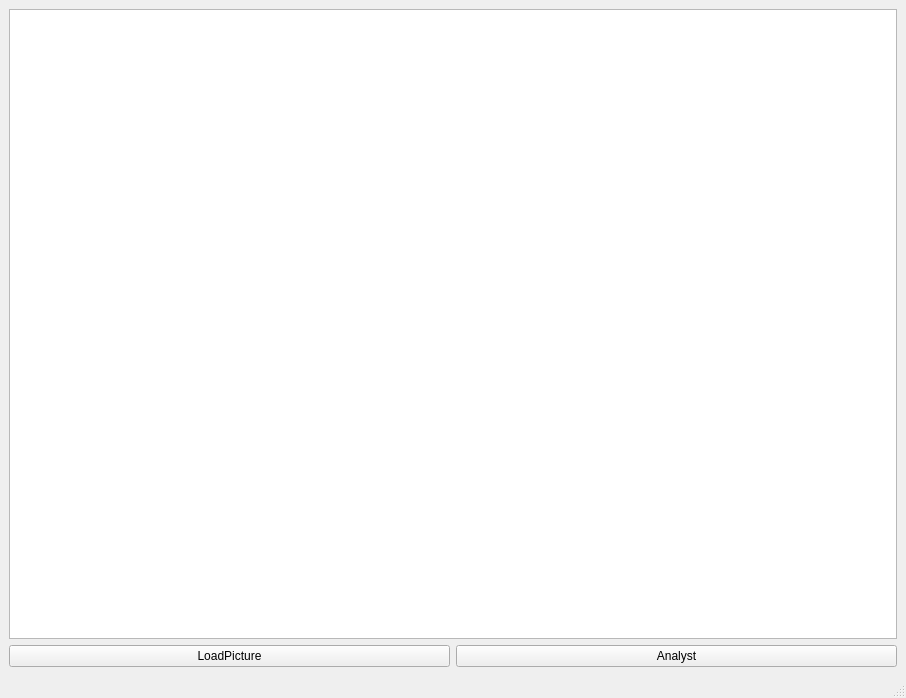
Above: AlgorithmDemo/MainWindowUI.ui from EddyXieFalcon/ColorAnalyst before the change. Below: the same form after it.
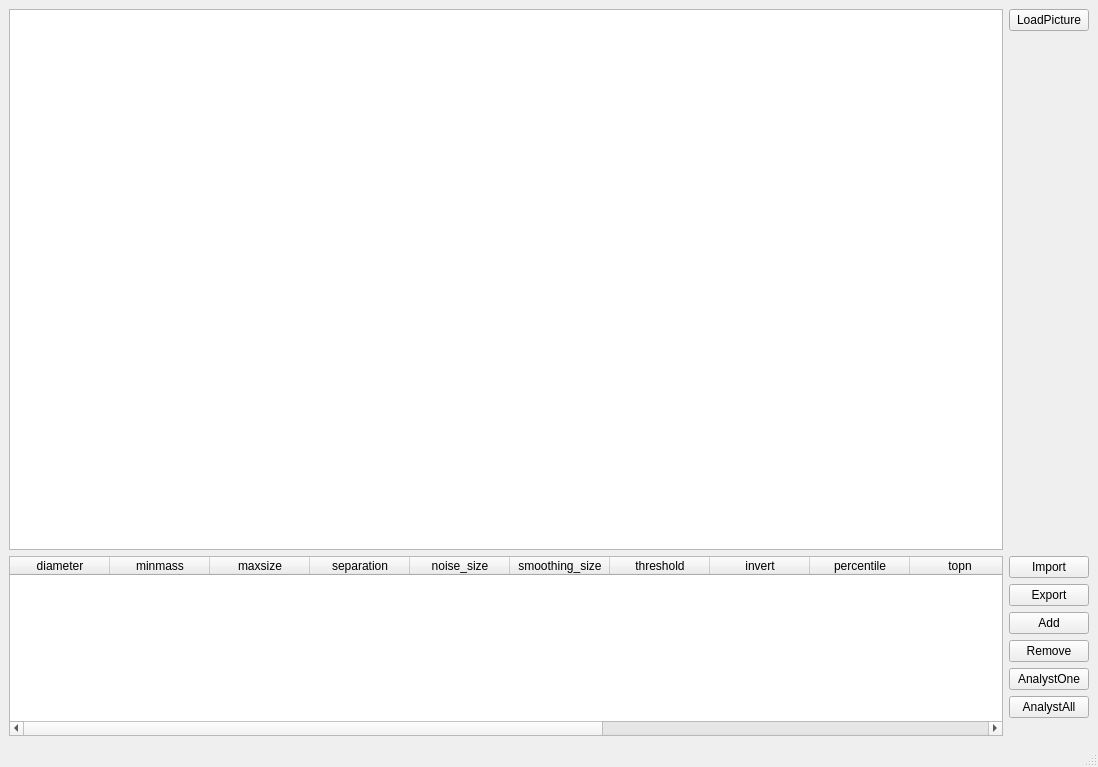
That is the form after the change.

Commit message: 算法测试工具可以配参

Patch:
```diff
--- a/AlgorithmDemo/MainWindowUI.ui
+++ b/AlgorithmDemo/MainWindowUI.ui
@@ -6,34 +6,195 @@
    <rect>
     <x>0</x>
     <y>0</y>
-    <width>906</width>
-    <height>698</height>
+    <width>1098</width>
+    <height>767</height>
    </rect>
   </property>
   <property name="windowTitle">
    <string>MainWindow</string>
   </property>
   <widget class="QWidget" name="centralwidget">
-   <layout class="QVBoxLayout" name="verticalLayout">
-    <item>
-     <widget class="QGraphicsView" name="graphicsView"/>
-    </item>
+   <layout class="QVBoxLayout" name="verticalLayout_3" stretch="3,1">
     <item>
      <layout class="QHBoxLayout" name="horizontalLayout">
       <item>
-       <widget class="QPushButton" name="btnLoad">
-        <property name="text">
-         <string>LoadPicture</string>
-        </property>
-       </widget>
+       <widget class="QGraphicsView" name="graphicsView"/>
       </item>
       <item>
-       <widget class="QPushButton" name="btnAnalyst">
-        <property name="text">
-         <string>Analyst</string>
+       <layout class="QVBoxLayout" name="verticalLayout">
+        <item>
+         <widget class="QPushButton" name="btnLoad">
+          <property name="text">
+           <string>LoadPicture</string>
+          </property>
+         </widget>
+        </item>
+        <item>
+         <spacer name="verticalSpacer">
+          <property name="orientation">
+           <enum>Qt::Vertical</enum>
+          </property>
+          <property name="sizeHint" stdset="0">
+           <size>
+            <width>20</width>
+            <height>40</height>
+           </size>
+          </property>
+         </spacer>
+        </item>
+       </layout>
+      </item>
+     </layout>
+    </item>
+    <item>
+     <layout class="QHBoxLayout" name="horizontalLayout_2">
+      <item>
+       <widget class="QTableWidget" name="tableWidget">
+        <property name="selectionBehavior">
+         <enum>QAbstractItemView::SelectRows</enum>
         </property>
+        <attribute name="horizontalHeaderStretchLastSection">
+         <bool>true</bool>
+        </attribute>
+        <attribute name="verticalHeaderVisible">
+         <bool>false</bool>
+        </attribute>
+        <column>
+         <property name="text">
+          <string>diameter</string>
+         </property>
+        </column>
+        <column>
+         <property name="text">
+          <string>minmass</string>
+         </property>
+        </column>
+        <column>
+         <property name="text">
+          <string>maxsize</string>
+         </property>
+        </column>
+        <column>
+         <property name="text">
+          <string>separation</string>
+         </property>
+        </column>
+        <column>
+         <property name="text">
+          <string>noise_size</string>
+         </property>
+        </column>
+        <column>
+         <property name="text">
+          <string>smoothing_size</string>
+         </property>
+        </column>
+        <column>
+         <property name="text">
+          <string>threshold</string>
+         </property>
+        </column>
+        <column>
+         <property name="text">
+          <string>invert</string>
+         </property>
+        </column>
+        <column>
+         <property name="text">
+          <string>percentile</string>
+         </property>
+        </column>
+        <column>
+         <property name="text">
+          <string>topn</string>
+         </property>
+        </column>
+        <column>
+         <property name="text">
+          <string>preprocess</string>
+         </property>
+        </column>
+        <column>
+         <property name="text">
+          <string>max_iterations</string>
+         </property>
+        </column>
+        <column>
+         <property name="text">
+          <string>filter_before</string>
+         </property>
+        </column>
+        <column>
+         <property name="text">
+          <string>filter_after</string>
+         </property>
+        </column>
+        <column>
+         <property name="text">
+          <string>characterize</string>
+         </property>
+        </column>
        </widget>
       </item>
+      <item>
+       <layout class="QVBoxLayout" name="verticalLayout_2">
+        <item>
+         <widget class="QPushButton" name="btnImport">
+          <property name="text">
+           <string>Import</string>
+          </property>
+         </widget>
+        </item>
+        <item>
+         <widget class="QPushButton" name="btnExport">
+          <property name="text">
+           <string>Export</string>
+          </property>
+         </widget>
+        </item>
+        <item>
+         <widget class="QPushButton" name="btnAdd">
+          <property name="text">
+           <string>Add</string>
+          </property>
+         </widget>
+        </item>
+        <item>
+         <widget class="QPushButton" name="btnRemove">
+          <property name="text">
+           <string>Remove</string>
+          </property>
+         </widget>
+        </item>
+        <item>
+         <widget class="QPushButton" name="btnAnalystOne">
+          <property name="text">
+           <string>AnalystOne</string>
+          </property>
+         </widget>
+        </item>
+        <item>
+         <widget class="QPushButton" name="btnAnalystAll">
+          <property name="text">
+           <string>AnalystAll</string>
+          </property>
+         </widget>
+        </item>
+        <item>
+         <spacer name="verticalSpacer_2">
+          <property name="orientation">
+           <enum>Qt::Vertical</enum>
+          </property>
+          <property name="sizeHint" stdset="0">
+           <size>
+            <width>20</width>
+            <height>40</height>
+           </size>
+          </property>
+         </spacer>
+        </item>
+       </layout>
+      </item>
      </layout>
     </item>
    </layout>
```
Left out of the diff: 2 changed lines with no effect on the pictures. The commit also changes 2 other files.
